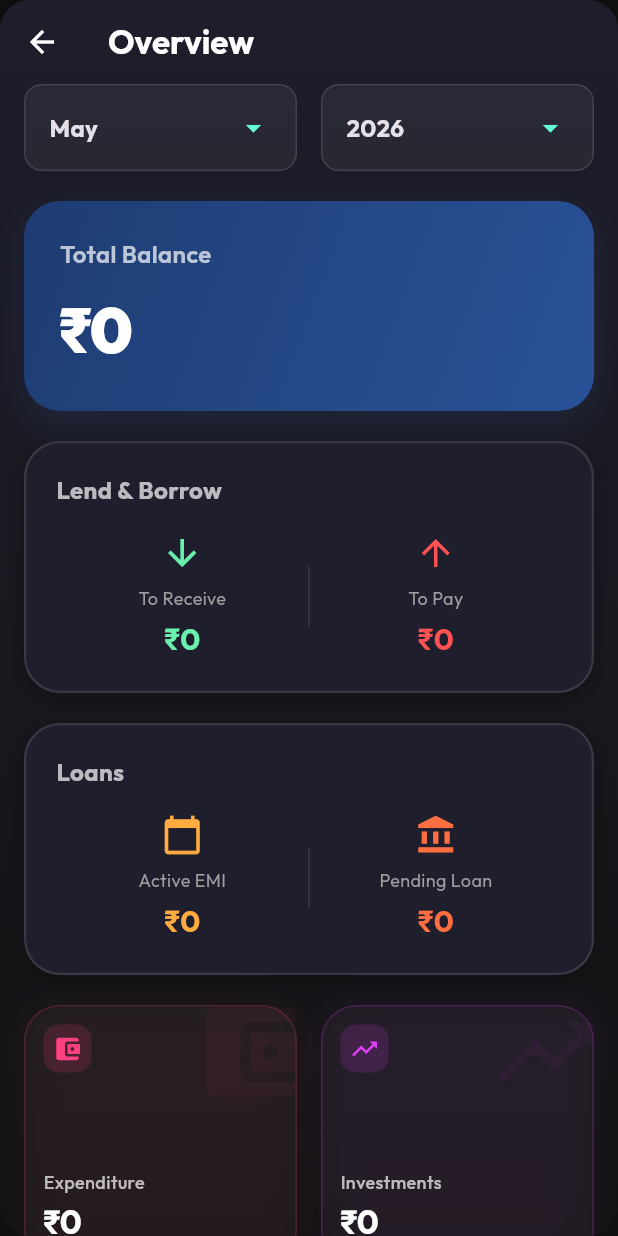
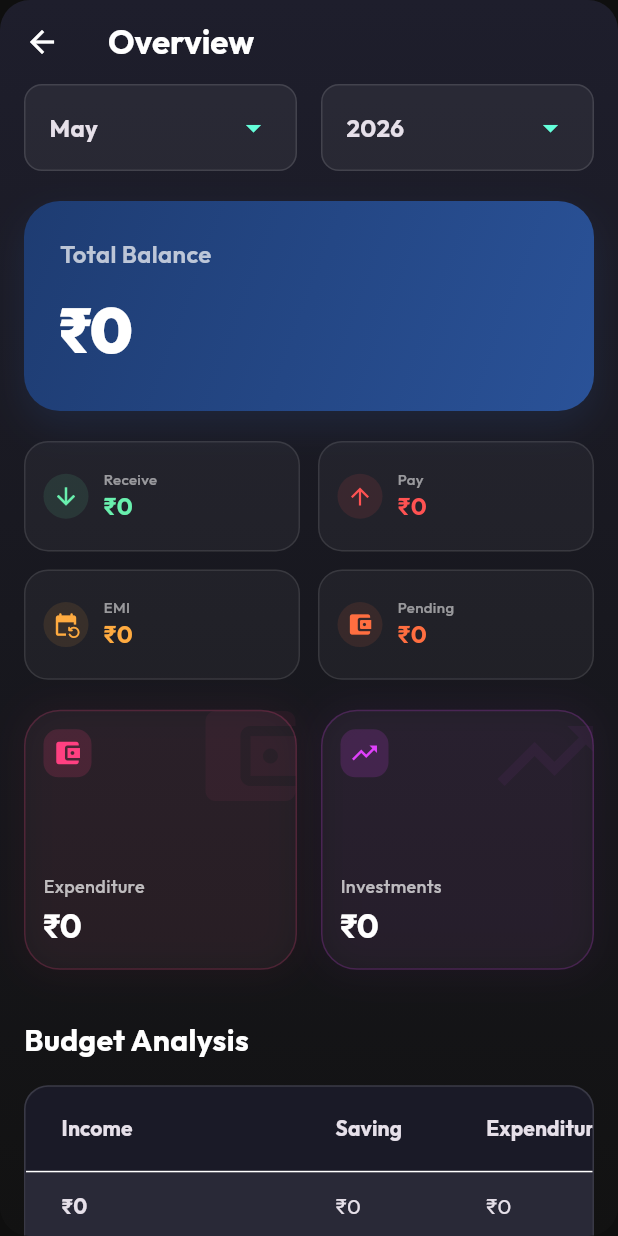
Before and after one commit to SRKT10950/my_wallet, a Flutter app: the DashboardScreen screen opened directly, on a phone screen of 412 x 824 dp. Run offline on Flutter 3.47's test engine with Material 3 defaults, Android fonts, the light colour scheme and no system bars; our stand-ins replace google_fonts, shared_preferences, sqflite; missing offline and left inert: postgres; accounts and stored records are empty.

Commit message:
feat: add dashboard screen for real-time financial tracking and budget analysis

```diff
--- a/lib/screens/dashboard_screen.dart
+++ b/lib/screens/dashboard_screen.dart
@@ -30,10 +30,28 @@ class _DashboardScreenState extends State<DashboardScreen> {
     final recurringInvestments = provider.investments.where((inv) => ['RD', 'SIP', 'PPF'].contains(inv.type) && provider.isInvestmentActive(inv)).toList();
     final totalOdInterest = provider.odAccounts.fold(0.0, (sum, acc) => sum + provider.calculateOdInterest(acc));
 
-    // Budget Calculations
-    final plannedSaving = income * 0.6;
-    final plannedExpense = income * 0.4;
-    final houseMaintenanceExpense = plannedExpense * 0.7;
+    // Budget Calculations (70/30 ratio based on user image)
+    final plannedSaving = income * 0.7;
+    final plannedExpense = income * 0.3;
+
+    // Actual Totals
+    final actualSaving = provider.currentMonthlySavings;
+    final actualExpenditure = expenditure + emi + totalOdInterest;
+
+    // Specific category expenditures
+    double getCatSpent(String name) {
+      final cat = provider.categories.where((c) => c.name.toLowerCase() == name.toLowerCase()).firstOrNull;
+      if (cat == null) return 0.0;
+      return provider.transactions
+          .where((t) => t.categoryId == cat.id && DateTime.parse(t.date).month == _selectedMonth && DateTime.parse(t.date).year == _selectedYear)
+          .fold(0.0, (sum, t) => sum + t.cost);
+    }
+
+    double getInvAmount(String type) {
+      return provider.investments
+          .where((inv) => inv.type.toLowerCase() == type.toLowerCase() && provider.isInvestmentActive(inv))
+          .fold(0.0, (sum, inv) => sum + inv.amount);
+    }
 
     return Scaffold(
       appBar: AppBar(
@@ -116,63 +134,20 @@ class _DashboardScreenState extends State<DashboardScreen> {
                 ),
                 const SizedBox(height: 20),
 
-                // Combined Lend & Borrow Box
-                Container(
-                  padding: const EdgeInsets.all(20),
-                  decoration: BoxDecoration(
-                    color: Theme.of(context).colorScheme.surface,
-                    borderRadius: BorderRadius.circular(24),
-                    border: Border.all(color: Colors.white12, width: 1.5),
-                    boxShadow: const [BoxShadow(color: Colors.black26, blurRadius: 10, offset: Offset(0, 4))],
-                  ),
-                  child: Column(
-                    crossAxisAlignment: CrossAxisAlignment.start,
-                    children: [
-                      const Text('Lend & Borrow', style: TextStyle(color: Colors.white70, fontSize: 16, fontWeight: FontWeight.bold)),
-                      const SizedBox(height: 16),
-                      Row(
-                        children: [
-                          Expanded(
-                            child: _buildSplitStat('To Receive', toReceive, Icons.arrow_downward, Colors.greenAccent),
-                          ),
-                          Container(width: 1, height: 40, color: Colors.white12),
-                          Expanded(
-                            child: _buildSplitStat('To Pay', toPay, Icons.arrow_upward, Colors.redAccent),
-                          ),
-                        ],
-                      )
-                    ],
-                  ),
-                ),
-                const SizedBox(height: 20),
-
-                // Combined Loans Box
-                Container(
-                  padding: const EdgeInsets.all(20),
-                  decoration: BoxDecoration(
-                    color: Theme.of(context).colorScheme.surface,
-                    borderRadius: BorderRadius.circular(24),
-                    border: Border.all(color: Colors.white12, width: 1.5),
-                    boxShadow: const [BoxShadow(color: Colors.black26, blurRadius: 10, offset: Offset(0, 4))],
-                  ),
-                  child: Column(
-                    crossAxisAlignment: CrossAxisAlignment.start,
-                    children: [
-                      const Text('Loans', style: TextStyle(color: Colors.white70, fontSize: 16, fontWeight: FontWeight.bold)),
-                      const SizedBox(height: 16),
-                      Row(
-                        children: [
-                          Expanded(
-                            child: _buildSplitStat('Active EMI', emi, Icons.calendar_today, Colors.orangeAccent),
-                          ),
-                          Container(width: 1, height: 40, color: Colors.white12),
-                          Expanded(
-                            child: _buildSplitStat('Pending Loan', pendingLoan, Icons.account_balance, Colors.deepOrangeAccent),
-                          ),
-                        ],
-                      )
-                    ],
-                  ),
+                // Quick Stats Grid
+                GridView.count(
+                  shrinkWrap: true,
+                  physics: const NeverScrollableScrollPhysics(),
+                  crossAxisCount: 2,
+                  crossAxisSpacing: 12,
+                  mainAxisSpacing: 12,
+                  childAspectRatio: 2.5,
+                  children: [
+                    _buildQuickStat('Receive', toReceive, Icons.arrow_downward, Colors.greenAccent),
+                    _buildQuickStat('Pay', toPay, Icons.arrow_upward, Colors.redAccent),
+                    _buildQuickStat('EMI', emi, Icons.event_repeat_rounded, Colors.orangeAccent),
+                    _buildQuickStat('Pending', pendingLoan, Icons.account_balance_wallet_rounded, Colors.deepOrangeAccent),
+                  ],
                 ),
                 const SizedBox(height: 20),
 
@@ -206,79 +181,54 @@ class _DashboardScreenState extends State<DashboardScreen> {
                       child: DataTable(
                         headingRowColor: WidgetStateProperty.all(Colors.black12),
                         columns: const [
-                          DataColumn(label: Text('Category', style: TextStyle(fontWeight: FontWeight.bold))),
-                          DataColumn(label: Text('Savings', style: TextStyle(fontWeight: FontWeight.bold))),
-                          DataColumn(label: Text('Expense', style: TextStyle(fontWeight: FontWeight.bold))),
+                          DataColumn(label: Text('Income', style: TextStyle(fontWeight: FontWeight.bold))),
+                          DataColumn(label: Text('Saving', style: TextStyle(fontWeight: FontWeight.bold))),
+                          DataColumn(label: Text('Expenditure', style: TextStyle(fontWeight: FontWeight.bold))),
                         ],
                         rows: [
+                          // Row 1: Planned Budget
                           DataRow(
-                            color: WidgetStateProperty.all(Colors.blueAccent.withOpacity(0.15)),
+                            color: WidgetStateProperty.all(Colors.white.withOpacity(0.05)),
                             cells: [
-                              const DataCell(Text('Monthly Income', style: TextStyle(color: Colors.lightBlueAccent, fontWeight: FontWeight.bold))),
-                              DataCell(Text('₹${income.toStringAsFixed(0)}')),
-                              const DataCell(Text('₹0')),
-                            ],
-                          ),
-                          DataRow(
-                            cells: [
-                              const DataCell(Text('Planned Saving (60%)', style: TextStyle(color: Colors.greenAccent))),
+                              DataCell(Text('₹${income.toStringAsFixed(0)}', style: const TextStyle(fontWeight: FontWeight.bold))),
                               DataCell(Text('₹${plannedSaving.toStringAsFixed(0)}')),
-                              const DataCell(Text('₹0')),
-                            ],
-                          ),
-                          DataRow(
-                            cells: [
-                              const DataCell(Text('Planned Expense (40%)', style: TextStyle(color: Colors.orangeAccent))),
-                              const DataCell(Text('₹0')),
                               DataCell(Text('₹${plannedExpense.toStringAsFixed(0)}')),
                             ],
                           ),
+                          // Row 2: Current Status (Actuals)
                           DataRow(
                             cells: [
-                              const DataCell(Text('House maintenance', style: TextStyle(color: Colors.pinkAccent))),
-                              const DataCell(Text('₹0')),
-                              DataCell(Text('₹${houseMaintenanceExpense.toStringAsFixed(0)}')),
+                              const DataCell(Text('Current Status', style: TextStyle(color: Colors.redAccent, fontWeight: FontWeight.bold))),
+                              DataCell(Text('₹${actualSaving.toStringAsFixed(0)}')),
+                              DataCell(Text('₹${actualExpenditure.toStringAsFixed(0)}')),
                             ],
                           ),
-                          ...recurringInvestments.map((inv) => DataRow(
-                            cells: [
-                              DataCell(Text('Investment: ${inv.name}', style: const TextStyle(color: Colors.purpleAccent))),
-                              DataCell(Text('₹${inv.amount.toStringAsFixed(0)}')),
-                              const DataCell(Text('₹0')),
-                            ],
-                          )).toList(),
+                          // Investment Rows (Savings)
+                          ...['PPF', 'SIP', 'LIC', 'Share', 'Short Term', 'Long Term'].map((type) {
+                            final amt = getInvAmount(type);
+                            return DataRow(
+                              cells: [
+                                DataCell(Text(type)),
+                                DataCell(Text('₹${amt.toStringAsFixed(0)}')),
+                                const DataCell(Text('')),
+                              ],
+                            );
+                          }).toList(),
+                          // Expenditure Rows
                           DataRow(
                             cells: [
-                              const DataCell(Text('Loan EMI', style: TextStyle(color: Colors.deepOrangeAccent))),
-                              const DataCell(Text('₹0')),
-                              DataCell(Text('₹${emi.toStringAsFixed(0)}')),
+                              const DataCell(Text('Loan')),
+                              const DataCell(Text('')),
+                              DataCell(Text('₹${(emi + totalOdInterest).toStringAsFixed(0)}')),
                             ],
                           ),
-                          DataRow(
-                            cells: [
-                              const DataCell(Text('OD EMI (Interest)', style: TextStyle(color: Colors.redAccent))),
-                              const DataCell(Text('₹0')),
-                              DataCell(Text('₹${totalOdInterest.toStringAsFixed(0)}')),
-                            ],
-                          ),
-                          ...provider.categories.map((cat) {
-                            final budget = provider.getCategoryBudget(cat.id!, _selectedMonth, _selectedYear);
-                            final spent = provider.transactions
-                                .where((t) => t.categoryId == cat.id && DateTime.parse(t.date).month == _selectedMonth && DateTime.parse(t.date).year == _selectedYear)
-                                .fold(0.0, (sum, t) => sum + t.cost);
+                          ...['Family', 'Donation', 'House maintenance'].map((catName) {
+                            final spent = getCatSpent(catName);
                             return DataRow(
                               cells: [
-                                DataCell(Text(cat.name)),
-                                const DataCell(Text('')), // Budget is not a saving
-                                DataCell(
-                                  Text(
-                                    '₹${spent.toStringAsFixed(0)} / ₹${budget.toStringAsFixed(0)}',
-                                    style: TextStyle(
-                                      color: spent > budget ? Colors.redAccent : Colors.greenAccent,
-                                      fontSize: 12,
-                                    ),
-                                  ),
-                                ),
+                                DataCell(Text(catName)),
+                                const DataCell(Text('')),
+                                DataCell(Text('₹${spent.toStringAsFixed(0)}')),
                               ],
                             );
                           }).toList(),
@@ -313,6 +263,46 @@ class _DashboardScreenState extends State<DashboardScreen> {
           items: items.map((e) => DropdownMenuItem(value: e, child: Text(labelBuilder != null ? labelBuilder(e) : e.toString(), style: const TextStyle(fontWeight: FontWeight.bold)))).toList(),
           onChanged: onChanged,
         ),
+      ),
+    );
+  }
+
+  Widget _buildQuickStat(String title, double amount, IconData icon, Color color) {
+    return Container(
+      padding: const EdgeInsets.symmetric(horizontal: 12, vertical: 8),
+      decoration: BoxDecoration(
+        color: Colors.white.withOpacity(0.04),
+        borderRadius: BorderRadius.circular(16),
+        border: Border.all(color: Colors.white10),
+      ),
+      child: Row(
+        children: [
+          Container(
+            padding: const EdgeInsets.all(6),
+            decoration: BoxDecoration(
+              color: color.withOpacity(0.1),
+              shape: BoxShape.circle,
+            ),
+            child: Icon(icon, color: color, size: 18),
+          ),
+          const SizedBox(width: 10),
+          Expanded(
+            child: Column(
+              crossAxisAlignment: CrossAxisAlignment.start,
+              mainAxisAlignment: MainAxisAlignment.center,
+              children: [
+                Text(title, style: const TextStyle(color: Colors.white54, fontSize: 10, fontWeight: FontWeight.w500)),
+                FittedBox(
+                  fit: BoxFit.scaleDown,
+                  child: Text(
+                    '₹${amount.toStringAsFixed(0)}',
+                    style: TextStyle(color: color, fontSize: 16, fontWeight: FontWeight.bold),
+                  ),
+                ),
+              ],
+            ),
+          )
+        ],
       ),
     );
   }
```
